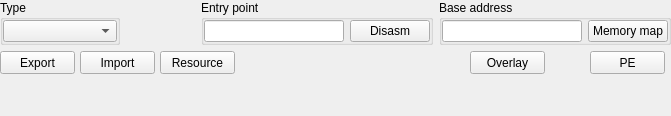
First picture: the form in formatswidget.ui, repository horsicq/FormatWidgets, before the edit.
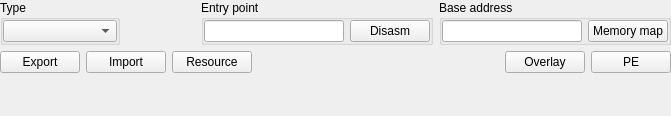
Second picture: the form after the edit. The open tabs and pages were chosen to show the change. Custom widgets are drawn as their Qt base class.

Patch:
```diff
--- a/formatswidget.ui
+++ b/formatswidget.ui
@@ -179,71 +179,85 @@
      <widget class="QWidget" name="pageCOM"/>
      <widget class="QWidget" name="pageMSDOS"/>
      <widget class="QWidget" name="pagePE">
-      <widget class="QPushButton" name="pushButtonOverlay">
-       <property name="geometry">
-        <rect>
-         <x>470</x>
-         <y>0</y>
-         <width>75</width>
-         <height>23</height>
-        </rect>
+      <layout class="QVBoxLayout" name="verticalLayout_3">
+       <property name="leftMargin">
+        <number>0</number>
        </property>
-       <property name="text">
-        <string>Overlay</string>
+       <property name="topMargin">
+        <number>0</number>
        </property>
-      </widget>
+       <property name="rightMargin">
+        <number>0</number>
+       </property>
+       <property name="bottomMargin">
+        <number>0</number>
+       </property>
+       <item>
+        <layout class="QHBoxLayout" name="horizontalLayout_4">
+         <item>
       <widget class="QPushButton" name="pushButtonExport">
-       <property name="geometry">
-        <rect>
-         <x>0</x>
-         <y>0</y>
-         <width>75</width>
-         <height>23</height>
-        </rect>
-       </property>
        <property name="text">
         <string>Export</string>
        </property>
       </widget>
+         </item>
+         <item>
       <widget class="QPushButton" name="pushButtonImport">
-       <property name="geometry">
-        <rect>
-         <x>80</x>
-         <y>0</y>
-         <width>75</width>
-         <height>23</height>
-        </rect>
-       </property>
        <property name="text">
         <string>Import</string>
        </property>
       </widget>
+         </item>
+         <item>
       <widget class="QPushButton" name="pushButtonResource">
-       <property name="geometry">
-        <rect>
-         <x>160</x>
-         <y>0</y>
-         <width>75</width>
-         <height>23</height>
-        </rect>
-       </property>
        <property name="text">
         <string>Resource</string>
        </property>
       </widget>
+         </item>
+         <item>
+          <spacer name="horizontalSpacer_2">
+           <property name="orientation">
+            <enum>Qt::Horizontal</enum>
+           </property>
+           <property name="sizeHint" stdset="0">
+            <size>
+             <width>40</width>
+             <height>20</height>
+            </size>
+           </property>
+          </spacer>
+         </item>
+         <item>
+          <widget class="QPushButton" name="pushButtonOverlay">
+           <property name="text">
+            <string>Overlay</string>
+           </property>
+          </widget>
+         </item>
+         <item>
       <widget class="QPushButton" name="pushButtonPE">
-       <property name="geometry">
-        <rect>
-         <x>590</x>
-         <y>0</y>
-         <width>75</width>
-         <height>23</height>
-        </rect>
-       </property>
        <property name="text">
         <string>PE</string>
        </property>
       </widget>
+         </item>
+        </layout>
+       </item>
+       <item>
+        <spacer name="verticalSpacer">
+         <property name="orientation">
+          <enum>Qt::Vertical</enum>
+         </property>
+         <property name="sizeHint" stdset="0">
+          <size>
+           <width>20</width>
+           <height>36</height>
+          </size>
+         </property>
+        </spacer>
+       </item>
+      </layout>
      </widget>
      <widget class="QWidget" name="pageELF"/>
      <widget class="QWidget" name="pageMACH"/>
```
Lines whose indentation alone changed are shown as unchanged.
